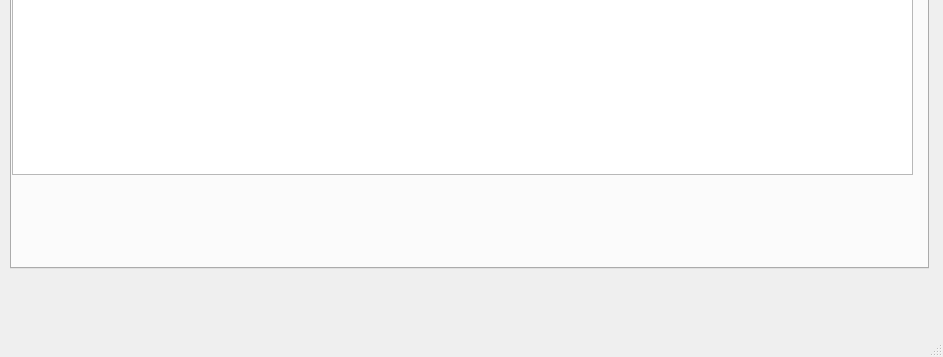
Old version of the form mainwindow.ui in the repository ArtNazarov/nzcrm_qt_client; both pictures show x 0 to 943 and y 242 to 599 of the 943 by 599 pixel window.
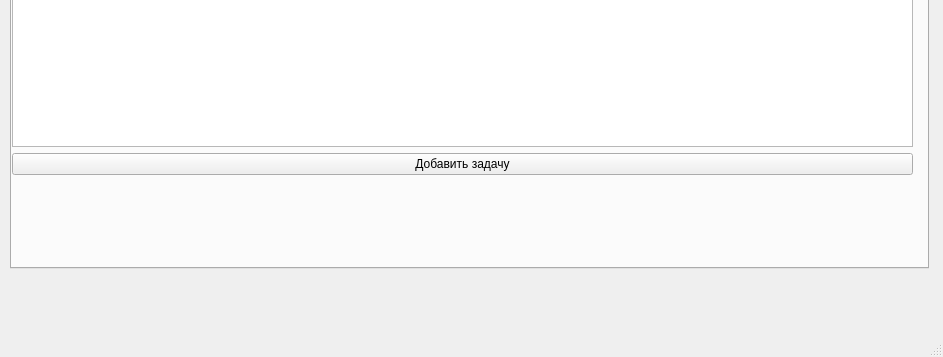
New version of the form. The open tabs and pages were chosen to show the change.

Commit message: add task dialog

```diff
--- a/mainwindow.ui
+++ b/mainwindow.ui
@@ -136,6 +136,13 @@
        <item>
         <widget class="QTableView" name="tvTasks"/>
        </item>
+       <item>
+        <widget class="QPushButton" name="btnAddTask">
+         <property name="text">
+          <string>Добавить задачу</string>
+         </property>
+        </widget>
+       </item>
       </layout>
      </widget>
     </widget>
```
Left out of the diff: 2 changed lines with no effect on the pictures. The commit also changes 10 other files.
